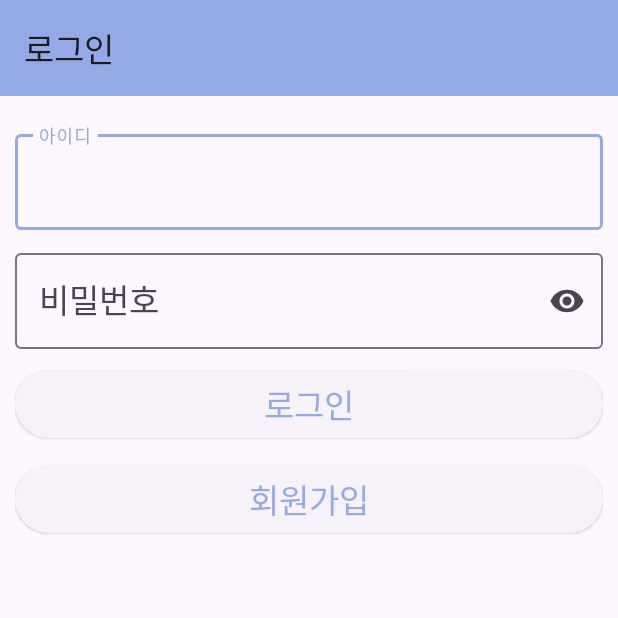
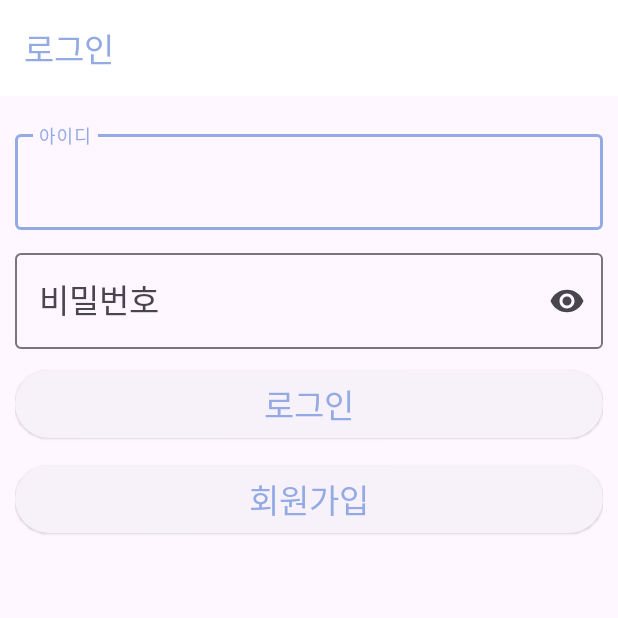
Before and after one commit to Jbrochan/project-board, an Android app: the screen it shows after launch (MainActivity), on a phone screen of 412 x 824 dp, the top half of it. Run offline under Robolectric (Android 15) with nearby library versions, the phone set to English and light mode, and no system bars.

Commit message:
feat: 로그인 화면 Toolbar 색상 변경

```diff
--- a/BoardApp/app/src/main/res/layout/fragment_login.xml
+++ b/BoardApp/app/src/main/res/layout/fragment_login.xml
@@ -13,7 +13,7 @@
         android:layout_height="wrap_content"
         android:background="?attr/colorPrimary"
         android:minHeight="?attr/actionBarSize"
-        android:theme="?attr/actionBarTheme" />
+        android:theme="@style/Theme.BoardApp.ToolBar" />
 
     <ScrollView
         android:layout_width="match_parent"
```
